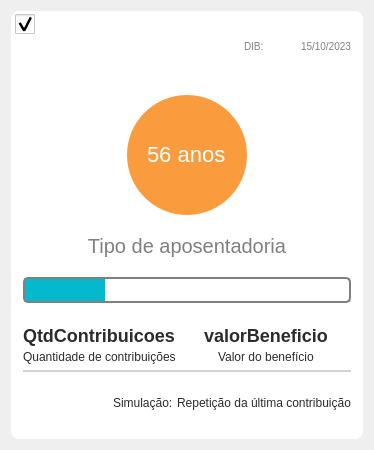
Before: the Qt Designer form Design/UI/wdgCardAposentadoria.ui in newprev/PrevCliente, drawn with Qt 5.
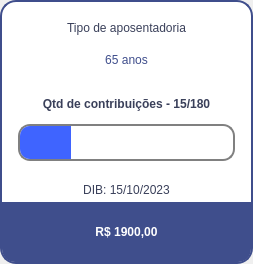
After: the same form once the commit is applied. Icons and pictures are not drawn.

Commit message: Implementação dos cards de simulações

What changed in the file:
```diff
--- a/Design/UI/wdgCardAposentadoria.ui
+++ b/Design/UI/wdgCardAposentadoria.ui
@@ -6,8 +6,8 @@
    <rect>
     <x>0</x>
     <y>0</y>
-    <width>374</width>
-    <height>450</height>
+    <width>253</width>
+    <height>264</height>
    </rect>
   </property>
   <property name="sizePolicy">
@@ -16,10 +16,16 @@
     <verstretch>0</verstretch>
    </sizepolicy>
   </property>
+  <property name="minimumSize">
+   <size>
+    <width>253</width>
+    <height>264</height>
+   </size>
+  </property>
   <property name="maximumSize">
    <size>
-    <width>380</width>
-    <height>16777215</height>
+    <width>253</width>
+    <height>264</height>
    </size>
   </property>
   <property name="windowTitle">
@@ -31,44 +37,43 @@
 }*/
 
 /*------------------------------------- Label -------------------------------------*/
-#lbDib, #lbInfoDib {
-	font-family: &quot;TeX Gyre Adventor&quot;;
-	font-size: 10px;
+#lbTipoApos, #lbDib {
+	font: 14pt &quot;Avenir LT Std&quot;;
+	color: #3A405A;
 
-	color: grey;
-}
-
-#lbQtdContrib, #lbValorBeneficio {
-	font-family: &quot;TeX Gyre Adventor&quot;;
-	font-size: 18px;
-	font-weight: 600;
-
-	color: rgb(44, 44, 44);
-}
-
-#lbInfoQtdContrib, #lbInfoValorBeneficio,
-#lbInfoTipoSimulacao, #lbTipoSimulacao {
-	font-family: &quot;TeX Gyre Adventor&quot;;
-	font-size: 12px;
-
-	color: rgb(44, 44, 44);
+	margin-left: 0px;
+	margin-right: 0px;
+	margin-top: 16px;
+	margin-bottom: 0px;
 }
 
 #lbIdade {
-	font-family: &quot;TeX Gyre Adventor&quot;;
-	font-size: 22px;
+	font: 20pt &quot;Avenir LT Std&quot;;
+	color: #3F4E8C;
+}
 
+#lbQtdContrib {
+	font: 12pt &quot;Avenir LT Std&quot;;
+	color: #3A405A;
+
+	font-weight: 750;
+}
+
+#lbValorBeneficio {
+	font: 18pt &quot;Avenir LT Std&quot;;
 	color: white;
-}
-
-#lbTipoApos {
-	font-family: &quot;TeX Gyre Adventor&quot;;
-	font-size: 20px;
-
-	color: grey;
+	
+	font-weight: 750;
 }
 
 /*------------------------------------- Frame -------------------------------------*/
+#frMain {
+	background-color: white;
+	border-radius: 16px;
+
+	border: 2px solid #3F4E8C;
+}
+
 #frIconeCentral {
 	border-width: 0px;
 	border-color: grey;
@@ -82,219 +87,145 @@
 	background-color: lightgrey;
 }
 
-/*------------------------------------- Group Box -------------------------------------*/
-#gbMain {
-	background-color: white;
-	border-radius: 8px;
-}
-
-#gbMain::title {
-	margin-top: 4px;
-	margin-left: 4px;
-}
-
-#gbMain::indicator {
-	width: 20px;
-	height: 20px;
-}
-
-#gbMain::indicator:checked {
-	background-image: url(:/checkCard/entrevista-check.png);
-	background-repeat: no-repeat;
-	background-position: center;	
+#frBottom {
+	background-color: #3F4E8C;
+	border-top-left-radius: 0px;
+	border-top-right-radius: 0px;
+	border-bottom-right-radius: 13px;
+	border-bottom-left-radius: 13px;
 }
 
 /*------------------------------------- Progress Bar  -------------------------------------*/
 #pbarPrincipal {
 	border: 2px solid grey;
-	border-radius: 5px;
+	border-radius: 12px;
+
+	margin-left: 16px;
+	margin-right: 16px;
+	margin-top: 0px;
+	margin-bottom: 0px;
 }
 
 #pbarPrincipal::chunk {
-	background-color: #05B8CC;
-	width: 20px;
+	background-color: #3F64FF;
+	
+	border-bottom-left-radius: 10px; 
+	border-top-left-radius: 10px;
 }</string>
   </property>
   <layout class="QHBoxLayout" name="horizontalLayout">
+   <property name="spacing">
+    <number>0</number>
+   </property>
+   <property name="sizeConstraint">
+    <enum>QLayout::SetDefaultConstraint</enum>
+   </property>
+   <property name="leftMargin">
+    <number>0</number>
+   </property>
+   <property name="topMargin">
+    <number>0</number>
+   </property>
+   <property name="rightMargin">
+    <number>0</number>
+   </property>
+   <property name="bottomMargin">
+    <number>0</number>
+   </property>
    <item>
-    <widget class="QGroupBox" name="gbMain">
-     <property name="checkable">
-      <bool>true</bool>
+    <widget class="QFrame" name="frMain">
+     <property name="sizePolicy">
+      <sizepolicy hsizetype="Minimum" vsizetype="Minimum">
+       <horstretch>0</horstretch>
+       <verstretch>0</verstretch>
+      </sizepolicy>
+     </property>
+     <property name="minimumSize">
+      <size>
+       <width>253</width>
+       <height>264</height>
+      </size>
+     </property>
+     <property name="maximumSize">
+      <size>
+       <width>253</width>
+       <height>264</height>
+      </size>
      </property>
      <layout class="QGridLayout" name="gridLayout">
-      <item row="0" column="1" alignment="Qt::AlignRight|Qt::AlignTop">
-       <widget class="QLabel" name="lbInfoDib">
-        <property name="text">
-         <string>DIB:</string>
+      <property name="sizeConstraint">
+       <enum>QLayout::SetDefaultConstraint</enum>
+      </property>
+      <property name="leftMargin">
+       <number>0</number>
+      </property>
+      <property name="topMargin">
+       <number>0</number>
+      </property>
+      <property name="rightMargin">
+       <number>0</number>
+      </property>
+      <property name="bottomMargin">
+       <number>0</number>
+      </property>
+      <property name="horizontalSpacing">
+       <number>0</number>
+      </property>
+      <property name="verticalSpacing">
+       <number>2</number>
+      </property>
+      <item row="6" column="0" colspan="2">
+       <widget class="QProgressBar" name="pbarPrincipal">
+        <property name="sizePolicy">
+         <sizepolicy hsizetype="Minimum" vsizetype="Minimum">
+          <horstretch>0</horstretch>
+          <verstretch>0</verstretch>
+         </sizepolicy>
         </property>
-       </widget>
-      </item>
-      <item row="2" column="0" colspan="3">
-       <widget class="QFrame" name="frame">
-        <property name="frameShape">
-         <enum>QFrame::NoFrame</enum>
+        <property name="value">
+         <number>24</number>
         </property>
-        <property name="frameShadow">
-         <enum>QFrame::Raised</enum>
+        <property name="format">
+         <string/>
         </property>
-        <layout class="QHBoxLayout" name="horizontalLayout_4">
-         <property name="spacing">
-          <number>0</number>
-         </property>
-         <property name="leftMargin">
-          <number>0</number>
-         </property>
-         <property name="topMargin">
-          <number>0</number>
-         </property>
-         <property name="rightMargin">
-          <number>0</number>
-         </property>
-         <property name="bottomMargin">
-          <number>0</number>
-         </property>
-         <item>
-          <widget class="QFrame" name="frIconeCentral">
-           <property name="minimumSize">
-            <size>
-             <width>120</width>
-             <height>120</height>
-            </size>
-           </property>
-           <property name="maximumSize">
-            <size>
-             <width>120</width>
-             <height>120</height>
-            </size>
-           </property>
-           <property name="frameShape">
-            <enum>QFrame::NoFrame</enum>
-           </property>
-           <property name="frameShadow">
-            <enum>QFrame::Raised</enum>
-           </property>
-           <layout class="QHBoxLayout" name="horizontalLayout_3">
-            <property name="spacing">
-             <number>0</number>
-            </property>
-            <property name="leftMargin">
-             <number>0</number>
-            </property>
-            <property name="topMargin">
-             <number>0</number>
-            </property>
-            <property name="rightMargin">
-             <number>0</number>
-            </property>
-            <property name="bottomMargin">
-             <number>0</number>
-            </property>
-            <item alignment="Qt::AlignHCenter|Qt::AlignVCenter">
-             <widget class="QLabel" name="lbIdade">
-              <property name="text">
-               <string>56 anos</string>
-              </property>
-             </widget>
-            </item>
-           </layout>
-          </widget>
-         </item>
-        </layout>
        </widget>
       </item>
-      <item row="0" column="2" alignment="Qt::AlignRight|Qt::AlignTop">
-       <widget class="QLabel" name="lbDib">
+      <item row="3" column="0" colspan="2">
+       <widget class="QLabel" name="lbIdade">
+        <property name="sizePolicy">
+         <sizepolicy hsizetype="Minimum" vsizetype="Minimum">
+          <horstretch>0</horstretch>
+          <verstretch>0</verstretch>
+         </sizepolicy>
+        </property>
         <property name="text">
-         <string>15/10/2023</string>
+         <string>65 anos</string>
         </property>
-       </widget>
-      </item>
-      <item row="5" column="1" colspan="2">
-       <widget class="QFrame" name="frame_3">
-        <property name="frameShape">
-         <enum>QFrame::NoFrame</enum>
+        <property name="alignment">
+         <set>Qt::AlignCenter</set>
         </property>
-        <property name="frameShadow">
-         <enum>QFrame::Raised</enum>
-        </property>
-        <layout class="QVBoxLayout" name="verticalLayout_2">
-         <property name="spacing">
-          <number>4</number>
-         </property>
-         <property name="leftMargin">
-          <number>0</number>
-         </property>
-         <property name="topMargin">
-          <number>16</number>
-         </property>
-         <property name="rightMargin">
-          <number>0</number>
-         </property>
-         <property name="bottomMargin">
-          <number>0</number>
-         </property>
-         <item alignment="Qt::AlignHCenter">
-          <widget class="QLabel" name="lbValorBeneficio">
-           <property name="text">
-            <string>valorBeneficio</string>
-           </property>
-          </widget>
-         </item>
-         <item alignment="Qt::AlignHCenter">
-          <widget class="QLabel" name="lbInfoValorBeneficio">
-           <property name="text">
-            <string>Valor do benefício</string>
-           </property>
-          </widget>
-         </item>
-        </layout>
        </widget>
       </item>
-      <item row="5" column="0">
-       <widget class="QFrame" name="frame_2">
-        <property name="frameShape">
-         <enum>QFrame::NoFrame</enum>
+      <item row="5" column="0" colspan="2">
+       <widget class="QLabel" name="lbQtdContrib">
+        <property name="sizePolicy">
+         <sizepolicy hsizetype="Minimum" vsizetype="Minimum">
+          <horstretch>0</horstretch>
+          <verstretch>0</verstretch>
+         </sizepolicy>
         </property>
-        <property name="frameShadow">
-         <enum>QFrame::Raised</enum>
+        <property name="text">
+         <string>Qtd de contribuições - 15/180</string>
         </property>
-        <layout class="QVBoxLayout" name="verticalLayout">
-         <property name="spacing">
-          <number>4</number>
-         </property>
-         <property name="leftMargin">
-          <number>0</number>
-         </property>
-         <property name="topMargin">
-          <number>16</number>
-         </property>
-         <property name="rightMargin">
-          <number>0</number>
-         </property>
-         <property name="bottomMargin">
-          <number>0</number>
-         </property>
-         <item alignment="Qt::AlignHCenter">
-          <widget class="QLabel" name="lbQtdContrib">
-           <property name="text">
-            <string>QtdContribuicoes</string>
-           </property>
-          </widget>
-         </item>
-         <item alignment="Qt::AlignHCenter|Qt::AlignVCenter">
-          <widget class="QLabel" name="lbInfoQtdContrib">
-           <property name="text">
-            <string>Quantidade de contribuições</string>
-           </property>
-          </widget>
-         </item>
-        </layout>
+        <property name="alignment">
+         <set>Qt::AlignCenter</set>
+        </property>
        </widget>
       </item>
-      <item row="3" column="0" colspan="3">
+      <item row="2" column="0" colspan="2">
        <widget class="QLabel" name="lbTipoApos">
         <property name="sizePolicy">
-         <sizepolicy hsizetype="MinimumExpanding" vsizetype="Minimum">
+         <sizepolicy hsizetype="Minimum" vsizetype="Minimum">
           <horstretch>0</horstretch>
           <verstretch>0</verstretch>
          </sizepolicy>
@@ -319,69 +250,24 @@
         </property>
        </widget>
       </item>
-      <item row="4" column="0" colspan="3">
-       <widget class="QProgressBar" name="pbarPrincipal">
-        <property name="value">
-         <number>24</number>
+      <item row="9" column="0" colspan="2">
+       <widget class="QFrame" name="frBottom">
+        <property name="sizePolicy">
+         <sizepolicy hsizetype="Minimum" vsizetype="Minimum">
+          <horstretch>0</horstretch>
+          <verstretch>0</verstretch>
+         </sizepolicy>
         </property>
-        <property name="format">
-         <string/>
-        </property>
-       </widget>
-      </item>
-      <item row="7" column="0" colspan="3">
-       <widget class="QFrame" name="frame_4">
-        <property name="frameShape">
-         <enum>QFrame::NoFrame</enum>
-        </property>
-        <property name="frameShadow">
-         <enum>QFrame::Raised</enum>
-        </property>
-        <layout class="QHBoxLayout" name="horizontalLayout_2">
-         <property name="spacing">
-          <number>4</number>
-         </property>
-         <property name="leftMargin">
-          <number>0</number>
-         </property>
-         <property name="topMargin">
-          <number>0</number>
-         </property>
-         <property name="rightMargin">
-          <number>0</number>
-         </property>
-         <property name="bottomMargin">
-          <number>0</number>
-         </property>
-         <item alignment="Qt::AlignRight">
-          <widget class="QLabel" name="lbInfoTipoSimulacao">
-           <property name="text">
-            <string>Simulação:</string>
-           </property>
-          </widget>
-         </item>
-         <item alignment="Qt::AlignRight">
-          <widget class="QLabel" name="lbTipoSimulacao">
-           <property name="text">
-            <string>Repetição da última contribuição</string>
-           </property>
-          </widget>
-         </item>
-        </layout>
-       </widget>
-      </item>
-      <item row="6" column="0" colspan="3">
-       <widget class="QFrame" name="frSeparador1">
         <property name="minimumSize">
          <size>
-          <width>0</width>
-          <height>2</height>
+          <width>249</width>
+          <height>60</height>
          </size>
         </property>
         <property name="maximumSize">
          <size>
-          <width>16777215</width>
-          <height>2</height>
+          <width>249</width>
+          <height>60</height>
          </size>
         </property>
         <property name="frameShape">
@@ -390,8 +276,79 @@
         <property name="frameShadow">
          <enum>QFrame::Raised</enum>
         </property>
+        <layout class="QHBoxLayout" name="horizontalLayout_2">
+         <property name="spacing">
+          <number>0</number>
+         </property>
+         <property name="leftMargin">
+          <number>0</number>
+         </property>
+         <property name="topMargin">
+          <number>0</number>
+         </property>
+         <property name="rightMargin">
+          <number>0</number>
+         </property>
+         <property name="bottomMargin">
+          <number>0</number>
+         </property>
+         <item>
+          <widget class="QLabel" name="lbValorBeneficio">
+           <property name="sizePolicy">
+            <sizepolicy hsizetype="Minimum" vsizetype="Minimum">
+             <horstretch>0</horstretch>
+             <verstretch>0</verstretch>
+            </sizepolicy>
+           </property>
+           <property name="minimumSize">
+            <size>
+             <width>0</width>
+             <height>60</height>
+            </size>
+           </property>
+           <property name="text">
+            <string>R$ 1900,00</string>
+           </property>
+           <property name="alignment">
+            <set>Qt::AlignCenter</set>
+           </property>
+          </widget>
+         </item>
+        </layout>
        </widget>
       </item>
+      <item row="7" column="0" colspan="2">
+       <widget class="QLabel" name="lbDib">
+        <property name="sizePolicy">
+         <sizepolicy hsizetype="Minimum" vsizetype="Minimum">
+          <horstretch>0</horstretch>
+          <verstretch>0</verstretch>
+         </sizepolicy>
+        </property>
+        <property name="text">
+         <string>DIB: 15/10/2023</string>
+        </property>
+        <property name="alignment">
+         <set>Qt::AlignCenter</set>
+        </property>
+       </widget>
+      </item>
+      <item row="4" column="0" colspan="2">
+       <spacer name="verticalSpacer">
+        <property name="orientation">
+         <enum>Qt::Vertical</enum>
+        </property>
+        <property name="sizeType">
+         <enum>QSizePolicy::Minimum</enum>
+        </property>
+        <property name="sizeHint" stdset="0">
+         <size>
+          <width>20</width>
+          <height>5</height>
+         </size>
+        </property>
+       </spacer>
+      </item>
      </layout>
     </widget>
    </item>
```
The commit also changes 14 other files.
